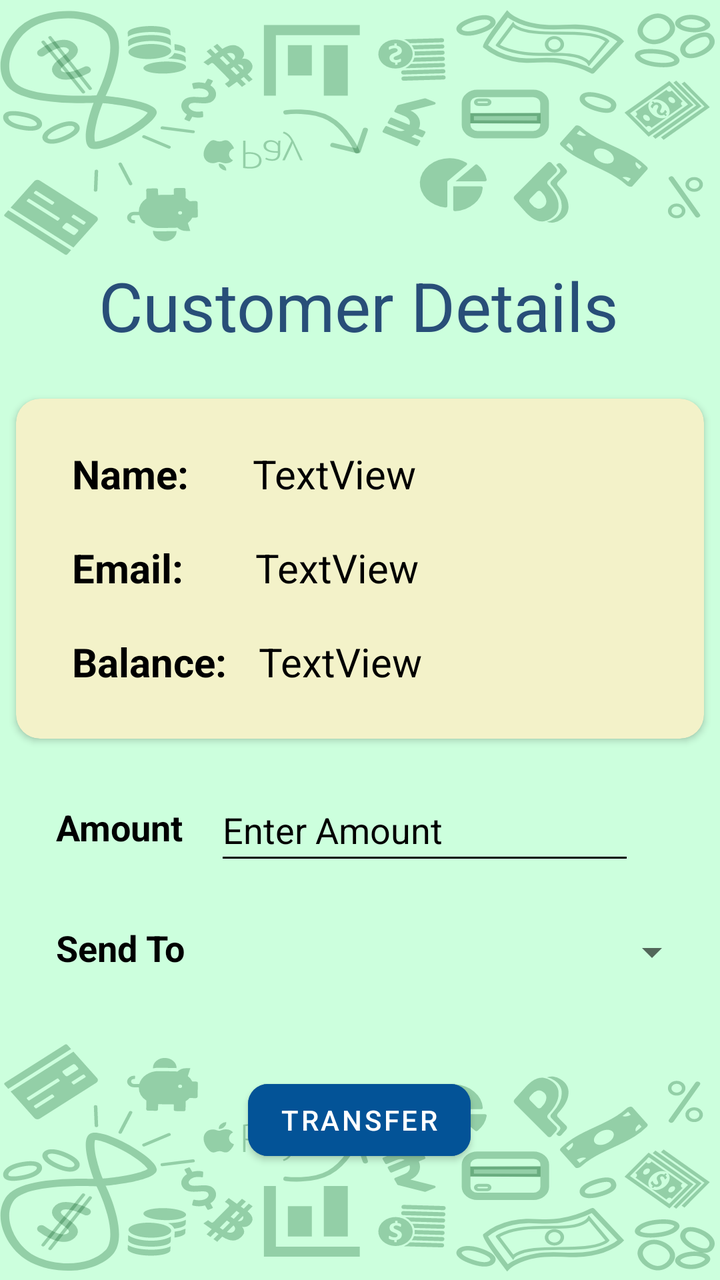
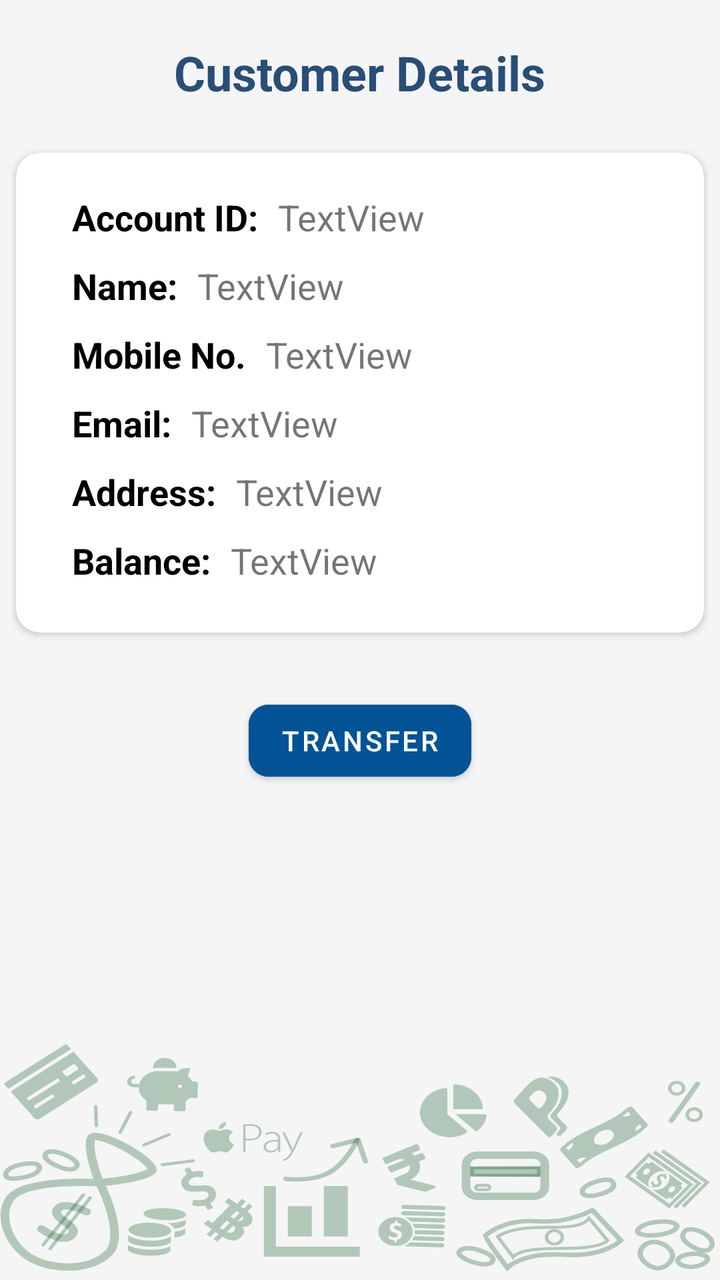

Screens rendered from an Android XML layout before and after an edit, with the pre-edit source and the edit as a unified diff.
<!-- AndroidManifest.xml: application theme Theme.ApnaBank -->
<!-- res/layout/activity_customer_details.xml -->
<?xml version="1.0" encoding="utf-8"?>
<androidx.constraintlayout.widget.ConstraintLayout xmlns:android="http://schemas.android.com/apk/res/android"
    xmlns:app="http://schemas.android.com/apk/res-auto"
    xmlns:tools="http://schemas.android.com/tools"
    android:layout_width="match_parent"
    android:layout_height="match_parent"
    android:background="@drawable/bg_customer_info"
    tools:context=".CustomerDetails">

    <Spinner
        android:id="@+id/spinner"
        android:layout_width="267dp"
        android:layout_height="35dp"
        android:layout_marginEnd="20dp"
        android:textColor="@color/black"
        android:layout_marginLeft="10dp"
        android:layout_marginTop="10dp"
        app:layout_constraintBottom_toTopOf="@+id/tranferButton"
        app:layout_constraintEnd_toEndOf="parent"
        app:layout_constraintStart_toEndOf="@+id/textView13"
        app:layout_constraintTop_toBottomOf="@+id/enterAmount"
        app:layout_constraintVertical_bias="0.213"
        tools:ignore="SpeakableTextPresentCheck,TouchTargetSizeCheck" />

    <androidx.cardview.widget.CardView

        android:id="@+id/cardView"
        android:layout_width="match_parent"
        android:layout_height="170dp"
        android:layout_marginStart="8dp"
        android:layout_marginTop="24dp"
        android:layout_marginEnd="8dp"
        app:cardBackgroundColor="#F3F2C9"
        app:cardCornerRadius="@dimen/cardViewPadding"
        app:layout_constraintEnd_toEndOf="parent"
        app:layout_constraintHorizontal_bias="1.0"
        app:layout_constraintStart_toStartOf="parent"
        app:layout_constraintTop_toBottomOf="@+id/textView14">

        <androidx.constraintlayout.widget.ConstraintLayout
            android:layout_width="match_parent"
            android:layout_height="match_parent">

            <TextView
                android:id="@+id/textView2"
                android:layout_width="wrap_content"
                android:layout_height="wrap_content"
                android:layout_marginStart="28dp"
                android:layout_marginTop="24dp"
                android:textColor="@color/black"
                android:text="@string/name"
                android:textSize="20sp"
                android:textStyle="bold"
                app:layout_constraintStart_toStartOf="parent"
                app:layout_constraintTop_toTopOf="parent" />

            <TextView
                android:id="@+id/textView4"
                android:layout_width="wrap_content"
                android:textColor="@color/black"
                android:layout_height="wrap_content"
                android:layout_marginStart="28dp"
                android:layout_marginTop="20dp"
                android:text="@string/email"
                android:textSize="20sp"
                android:textStyle="bold"
                app:layout_constraintStart_toStartOf="parent"
                app:layout_constraintTop_toBottomOf="@+id/textView2" />

            <TextView
                android:id="@+id/textView6"
                android:layout_width="wrap_content"
                android:layout_height="wrap_content"
                android:textColor="@color/black"
                android:layout_marginStart="28dp"
                android:layout_marginTop="20dp"
                android:text="@string/balance"
                android:textSize="20sp"
                android:textStyle="bold"
                app:layout_constraintBottom_toBottomOf="parent"
                app:layout_constraintStart_toStartOf="parent"
                app:layout_constraintTop_toBottomOf="@+id/textView4"
                app:layout_constraintVertical_bias="0.0" />

            <TextView
                android:id="@+id/details_name"
                android:layout_width="wrap_content"
                android:textColor="@color/black"
                android:layout_height="wrap_content"
                android:layout_marginStart="32dp"
                android:layout_marginTop="24dp"
                android:text="TextView"
                android:textSize="20sp"
                app:layout_constraintStart_toEndOf="@+id/textView2"
                app:layout_constraintTop_toTopOf="parent" />

            <TextView
                android:id="@+id/details_email"
                android:layout_width="wrap_content"
                android:layout_height="wrap_content"
                android:layout_marginStart="36dp"
                android:textColor="@color/black"
                android:layout_marginTop="20dp"
                android:text="TextView"
                android:textSize="20sp"
                app:layout_constraintStart_toEndOf="@+id/textView4"
                app:layout_constraintTop_toBottomOf="@+id/details_name" />

            <TextView
                android:id="@+id/details_balance"
                android:layout_width="wrap_content"
                android:layout_height="wrap_content"
                android:layout_marginStart="16dp"
                android:textColor="@color/black"
                android:layout_marginTop="20dp"
                android:text="TextView"
                android:textSize="20sp"
                app:layout_constraintStart_toEndOf="@+id/textView6"
                app:layout_constraintTop_toBottomOf="@+id/details_email" />

        </androidx.constraintlayout.widget.ConstraintLayout>
    </androidx.cardview.widget.CardView>

    <Button
        android:id="@+id/tranferButton"
        android:layout_width="wrap_content"
        android:layout_height="wrap_content"
        android:layout_marginTop="50dp"
        android:text="@string/transfer"
        app:cornerRadius="10dp"
        android:textColor="@color/white"
        android:backgroundTint="#035397"
        app:layout_constraintEnd_toEndOf="parent"
        app:layout_constraintHorizontal_bias="0.498"
        app:layout_constraintStart_toStartOf="parent"
        app:layout_constraintTop_toBottomOf="@+id/textView13"
        app:rippleColor="#000000" />

    <TextView
        android:id="@+id/textView12"
        android:layout_width="wrap_content"
        android:layout_height="wrap_content"
        android:layout_marginStart="28dp"
        android:layout_marginTop="32dp"
        android:text="@string/amount"
        android:textSize="18sp"
        android:textColor="@color/black"
        android:textStyle="bold"
        app:layout_constraintStart_toStartOf="parent"
        app:layout_constraintTop_toBottomOf="@+id/cardView" />

    <TextView
        android:id="@+id/textView13"
        android:layout_width="wrap_content"
        android:layout_height="wrap_content"
        android:layout_marginStart="28dp"
        android:layout_marginTop="36dp"
        android:textColor="@color/black"
        android:text="@string/send_to"
        android:textSize="18sp"
        android:textStyle="bold"
        app:layout_constraintStart_toStartOf="parent"
        app:layout_constraintTop_toBottomOf="@+id/textView12" />

    <TextView
        android:id="@+id/textView14"
        style="@style/textViewStyle"
        android:textColor="#284E78"
        android:layout_marginTop="130dp"
        android:text="@string/customer_details"
        app:layout_constraintEnd_toEndOf="parent"
        app:layout_constraintHorizontal_bias="0.496"
        app:layout_constraintStart_toStartOf="parent"
        app:layout_constraintTop_toTopOf="parent" />

    <EditText
        android:id="@+id/enterAmount"
        android:layout_width="wrap_content"
        android:layout_height="wrap_content"
        android:layout_marginTop="20dp"
        android:ems="10"
        android:textColor="@color/black"
        android:backgroundTint="@color/black"
        android:textColorHint="@color/black"
        android:hint="@string/enter_amount"
        android:inputType="number"
        android:minHeight="48dp"
        app:layout_constraintEnd_toEndOf="parent"
        app:layout_constraintHorizontal_bias="0.266"
        app:layout_constraintStart_toEndOf="@+id/textView12"
        app:layout_constraintTop_toBottomOf="@+id/cardView" />

</androidx.constraintlayout.widget.ConstraintLayout>
<!-- resources referenced by this layout -->
<resources>
  <color name="black">#FF000000</color>
  <color name="white">#FFFFFFFF</color>
  <dimen name="cardViewPadding">12dp</dimen>
  <!-- drawable bg_customer_info: vector/xml drawable (drawable, 73072 chars, omitted) -->
  <string name="amount">Amount</string>
  <string name="balance">Balance:</string>
  <string name="customer_details">Customer Details</string>
  <string name="email">Email: </string>
  <string name="enter_amount">Enter Amount</string>
  <string name="name">Name: </string>
  <string name="send_to">Send To</string>
  <string name="transfer">Transfer</string>
  <style name="textViewStyle">
          <item name="android:layout_width">wrap_content</item>
          <item name="android:layout_height">wrap_content</item>
          <item name="android:layout_marginTop">32dp</item>
          <item name="android:textSize">34sp</item>
      </style>
  <style name="Theme.ApnaBank" parent="Theme.MaterialComponents.DayNight.DarkActionBar">
          
          <item name="colorPrimary">@color/purple_500</item>
          <item name="colorPrimaryVariant">@color/purple_700</item>
          <item name="colorOnPrimary">@color/white</item>
          
          <item name="colorSecondary">@color/teal_200</item>
          <item name="colorSecondaryVariant">@color/teal_700</item>
          <item name="colorOnSecondary">@color/black</item>
          
          <item name="android:statusBarColor" tools:targetApi="l">?attr/colorPrimaryVariant</item>
          
      </style>
  <color name="purple_500">#FF6200EE</color>
  <color name="purple_700">#FF3700B3</color>
  <color name="teal_200">#FF03DAC5</color>
  <color name="teal_700">#FF018786</color>
</resources>

<!-- the commit's change to res/layout/activity_customer_details.xml (unified diff, before → after) -->
@@ -5,32 +5,17 @@
     android:layout_width="match_parent"
     android:layout_height="match_parent"
     android:background="@drawable/bg_customer_info"
-    tools:context=".CustomerDetails">
-
-    <Spinner
-        android:id="@+id/spinner"
-        android:layout_width="267dp"
-        android:layout_height="35dp"
-        android:layout_marginEnd="20dp"
-        android:textColor="@color/black"
-        android:layout_marginLeft="10dp"
-        android:layout_marginTop="10dp"
-        app:layout_constraintBottom_toTopOf="@+id/tranferButton"
-        app:layout_constraintEnd_toEndOf="parent"
-        app:layout_constraintStart_toEndOf="@+id/textView13"
-        app:layout_constraintTop_toBottomOf="@+id/enterAmount"
-        app:layout_constraintVertical_bias="0.213"
-        tools:ignore="SpeakableTextPresentCheck,TouchTargetSizeCheck" />
+    tools:context=".CustomerDetailsActivity">
 
     <androidx.cardview.widget.CardView
 
         android:id="@+id/cardView"
         android:layout_width="match_parent"
-        android:layout_height="170dp"
+        android:layout_height="wrap_content"
         android:layout_marginStart="8dp"
         android:layout_marginTop="24dp"
         android:layout_marginEnd="8dp"
-        app:cardBackgroundColor="#F3F2C9"
+        app:cardBackgroundColor="#FFFFFF"
         app:cardCornerRadius="@dimen/cardViewPadding"
         app:layout_constraintEnd_toEndOf="parent"
         app:layout_constraintHorizontal_bias="1.0"
@@ -42,152 +27,182 @@
             android:layout_height="match_parent">
 
             <TextView
+                android:id="@+id/textView"
+                android:layout_width="wrap_content"
+                android:layout_height="wrap_content"
+                android:layout_marginStart="28dp"
+                android:layout_marginTop="20dp"
+                android:text="Account ID:"
+                android:textColor="@color/black"
+                android:textSize="18sp"
+                android:textStyle="bold"
+                app:layout_constraintStart_toStartOf="parent"
+                app:layout_constraintTop_toTopOf="parent" />
+
+            <TextView
                 android:id="@+id/textView2"
                 android:layout_width="wrap_content"
                 android:layout_height="wrap_content"
                 android:layout_marginStart="28dp"
-                android:layout_marginTop="24dp"
-                android:textColor="@color/black"
+                android:layout_marginTop="10dp"
                 android:text="@string/name"
-                android:textSize="20sp"
-                android:textStyle="bold"
-                app:layout_constraintStart_toStartOf="parent"
+                android:textColor="@color/black"
+                android:textSize="18sp"
+                android:textStyle="bold"
+                app:layout_constraintStart_toStartOf="parent"
+                app:layout_constraintTop_toBottomOf="@id/textView" />
+
+            <TextView
+                android:id="@+id/textView3"
+                android:layout_width="wrap_content"
+                android:layout_height="wrap_content"
+                android:layout_marginStart="28dp"
+                android:layout_marginTop="10dp"
+                android:text="Mobile No."
+                android:textColor="@color/black"
+                android:textSize="18sp"
+                android:textStyle="bold"
+                app:layout_constraintStart_toStartOf="parent"
+                app:layout_constraintTop_toBottomOf="@id/textView2" />
+
+            <TextView
+                android:id="@+id/textView4"
+                android:layout_width="wrap_content"
+                android:layout_height="wrap_content"
+                android:layout_marginStart="28dp"
+                android:layout_marginTop="10dp"
+                android:text="@string/email"
+                android:textColor="@color/black"
+                android:textSize="18sp"
+                android:textStyle="bold"
+                app:layout_constraintStart_toStartOf="parent"
+                app:layout_constraintTop_toBottomOf="@+id/textView3" />
+
+            <TextView
+                android:id="@+id/textView5"
+                android:layout_width="wrap_content"
+                android:layout_height="wrap_content"
+                android:layout_marginStart="28dp"
+                android:layout_marginTop="10dp"
+                android:text="Address:"
+                android:textColor="@color/black"
+                android:textSize="18sp"
+                android:textStyle="bold"
+                app:layout_constraintStart_toStartOf="parent"
+                app:layout_constraintTop_toBottomOf="@+id/textView4" />
+
+            <TextView
+                android:id="@+id/textView6"
+                android:layout_width="wrap_content"
+                android:layout_height="wrap_content"
+                android:layout_marginStart="28dp"
+                android:layout_marginTop="10dp"
+                android:layout_marginBottom="24dp"
+                android:text="@string/balance"
+                android:textColor="@color/black"
+                android:textSize="18sp"
+                android:textStyle="bold"
+                app:layout_constraintBottom_toBottomOf="parent"
+                app:layout_constraintStart_toStartOf="parent"
+                app:layout_constraintTop_toBottomOf="@+id/textView5"
+                app:layout_constraintVertical_bias="0.0" />
+
+            <TextView
+                android:id="@+id/details_account"
+                android:layout_width="wrap_content"
+                android:layout_height="wrap_content"
+                android:layout_marginStart="10dp"
+                android:layout_marginTop="20dp"
+                android:text="TextView"
+                android:textSize="18sp"
+                app:layout_constraintStart_toEndOf="@+id/textView"
                 app:layout_constraintTop_toTopOf="parent" />
 
             <TextView
-                android:id="@+id/textView4"
-                android:layout_width="wrap_content"
-                android:textColor="@color/black"
-                android:layout_height="wrap_content"
-                android:layout_marginStart="28dp"
-                android:layout_marginTop="20dp"
-                android:text="@string/email"
-                android:textSize="20sp"
-                android:textStyle="bold"
-                app:layout_constraintStart_toStartOf="parent"
-                app:layout_constraintTop_toBottomOf="@+id/textView2" />
-
-            <TextView
-                android:id="@+id/textView6"
-                android:layout_width="wrap_content"
-                android:layout_height="wrap_content"
-                android:textColor="@color/black"
-                android:layout_marginStart="28dp"
-                android:layout_marginTop="20dp"
-                android:text="@string/balance"
-                android:textSize="20sp"
-                android:textStyle="bold"
-                app:layout_constraintBottom_toBottomOf="parent"
-                app:layout_constraintStart_toStartOf="parent"
-                app:layout_constraintTop_toBottomOf="@+id/textView4"
-                app:layout_constraintVertical_bias="0.0" />
-
-            <TextView
                 android:id="@+id/details_name"
                 android:layout_width="wrap_content"
-                android:textColor="@color/black"
-                android:layout_height="wrap_content"
-                android:layout_marginStart="32dp"
-                android:layout_marginTop="24dp"
-                android:text="TextView"
-                android:textSize="20sp"
+                android:layout_height="wrap_content"
+                android:layout_marginStart="10dp"
+                android:layout_marginTop="10dp"
+                android:text="TextView"
+                android:textSize="18sp"
                 app:layout_constraintStart_toEndOf="@+id/textView2"
-                app:layout_constraintTop_toTopOf="parent" />
+                app:layout_constraintTop_toBottomOf="@+id/details_account" />
+
+            <TextView
+                android:id="@+id/details_mobile"
+                android:layout_width="wrap_content"
+                android:layout_height="wrap_content"
+                android:layout_marginStart="10dp"
+                android:layout_marginTop="10dp"
+                android:text="TextView"
+                android:textSize="18sp"
+                app:layout_constraintStart_toEndOf="@+id/textView3"
+                app:layout_constraintTop_toBottomOf="@+id/details_name" />
 
             <TextView
                 android:id="@+id/details_email"
-                android:layout_width="wrap_content"
-                android:layout_height="wrap_content"
-                android:layout_marginStart="36dp"
-                android:textColor="@color/black"
-                android:layout_marginTop="20dp"
-                android:text="TextView"
-                android:textSize="20sp"
+                android:layout_width="0dp"
+                android:layout_height="wrap_content"
+                android:layout_marginStart="10dp"
+                android:layout_marginTop="10dp"
+                android:text="TextView"
+                android:textSize="18sp"
                 app:layout_constraintStart_toEndOf="@+id/textView4"
-                app:layout_constraintTop_toBottomOf="@+id/details_name" />
+                app:layout_constraintTop_toBottomOf="@+id/details_mobile"
+                />
+
+            <TextView
+                android:id="@+id/details_address"
+                android:layout_width="wrap_content"
+                android:layout_height="wrap_content"
+                android:layout_marginStart="10dp"
+                android:layout_marginTop="10dp"
+                android:text="TextView"
+                android:textSize="18sp"
+                app:layout_constraintStart_toEndOf="@+id/textView5"
+                app:layout_constraintTop_toBottomOf="@+id/details_email" />
 
             <TextView
                 android:id="@+id/details_balance"
                 android:layout_width="wrap_content"
                 android:layout_height="wrap_content"
-                android:layout_marginStart="16dp"
-                android:textColor="@color/black"
-                android:layout_marginTop="20dp"
-                android:text="TextView"
-                android:textSize="20sp"
+                android:layout_marginStart="10dp"
+                android:layout_marginTop="10dp"
+                android:layout_marginBottom="24dp"
+                android:text="TextView"
+                android:textSize="18sp"
                 app:layout_constraintStart_toEndOf="@+id/textView6"
-                app:layout_constraintTop_toBottomOf="@+id/details_email" />
+                app:layout_constraintTop_toBottomOf="@+id/details_address"
+                app:layout_constraintBottom_toBottomOf="parent"/>
 
         </androidx.constraintlayout.widget.ConstraintLayout>
     </androidx.cardview.widget.CardView>
 
     <Button
-        android:id="@+id/tranferButton"
+        android:id="@+id/transferButton"
         android:layout_width="wrap_content"
         android:layout_height="wrap_content"
-        android:layout_marginTop="50dp"
+        android:layout_marginTop="30dp"
+        android:backgroundTint="#035397"
         android:text="@string/transfer"
+        android:textColor="@color/white"
         app:cornerRadius="10dp"
-        android:textColor="@color/white"
-        android:backgroundTint="#035397"
         app:layout_constraintEnd_toEndOf="parent"
-        app:layout_constraintHorizontal_bias="0.498"
         app:layout_constraintStart_toStartOf="parent"
-        app:layout_constraintTop_toBottomOf="@+id/textView13"
-        app:rippleColor="#000000" />
-
-    <TextView
-        android:id="@+id/textView12"
-        android:layout_width="wrap_content"
-        android:layout_height="wrap_content"
-        android:layout_marginStart="28dp"
-        android:layout_marginTop="32dp"
-        android:text="@string/amount"
-        android:textSize="18sp"
-        android:textColor="@color/black"
-        android:textStyle="bold"
-        app:layout_constraintStart_toStartOf="parent"
-        app:layout_constraintTop_toBottomOf="@+id/cardView" />
-
-    <TextView
-        android:id="@+id/textView13"
-        android:layout_width="wrap_content"
-        android:layout_height="wrap_content"
-        android:layout_marginStart="28dp"
-        android:layout_marginTop="36dp"
-        android:textColor="@color/black"
-        android:text="@string/send_to"
-        android:textSize="18sp"
-        android:textStyle="bold"
-        app:layout_constraintStart_toStartOf="parent"
-        app:layout_constraintTop_toBottomOf="@+id/textView12" />
+        app:layout_constraintTop_toBottomOf="@+id/cardView"
+        app:rippleColor="#000000"
+        tools:layout_editor_absoluteY="479dp" />
 
     <TextView
         android:id="@+id/textView14"
         style="@style/textViewStyle"
+        android:layout_marginTop="20dp"
+        android:text="@string/customer_details"
+        android:textStyle="bold"
         android:textColor="#284E78"
-        android:layout_marginTop="130dp"
-        android:text="@string/customer_details"
         app:layout_constraintEnd_toEndOf="parent"
-        app:layout_constraintHorizontal_bias="0.496"
         app:layout_constraintStart_toStartOf="parent"
         app:layout_constraintTop_toTopOf="parent" />
 
-    <EditText
-        android:id="@+id/enterAmount"
-        android:layout_width="wrap_content"
-        android:layout_height="wrap_content"
-        android:layout_marginTop="20dp"
-        android:ems="10"
-        android:textColor="@color/black"
-        android:backgroundTint="@color/black"
-        android:textColorHint="@color/black"
-        android:hint="@string/enter_amount"
-        android:inputType="number"
-        android:minHeight="48dp"
-        app:layout_constraintEnd_toEndOf="parent"
-        app:layout_constraintHorizontal_bias="0.266"
-        app:layout_constraintStart_toEndOf="@+id/textView12"
-        app:layout_constraintTop_toBottomOf="@+id/cardView" />
-
 </androidx.constraintlayout.widget.ConstraintLayout>
<!-- resource entries referenced after the edit -->
@@ -1,28 +1,25 @@
 <!-- resources referenced by this layout -->
 <resources>
-  <color name="black">#FF000000</color>
-  <color name="white">#FFFFFFFF</color>
+  <color name="black">#000000</color>
+  <color name="white">#FFFFFF</color>
   <dimen name="cardViewPadding">12dp</dimen>
-  <!-- drawable bg_customer_info: vector/xml drawable (drawable, 73072 chars, omitted) -->
-  <string name="amount">Amount</string>
+  <!-- drawable bg_customer_info: vector/xml drawable (drawable, 36850 chars, omitted) -->
   <string name="balance">Balance:</string>
   <string name="customer_details">Customer Details</string>
   <string name="email">Email: </string>
-  <string name="enter_amount">Enter Amount</string>
   <string name="name">Name: </string>
-  <string name="send_to">Send To</string>
   <string name="transfer">Transfer</string>
   <style name="textViewStyle">
           <item name="android:layout_width">wrap_content</item>
           <item name="android:layout_height">wrap_content</item>
           <item name="android:layout_marginTop">32dp</item>
-          <item name="android:textSize">34sp</item>
+          <item name="android:textSize">24sp</item>
       </style>
   <style name="Theme.ApnaBank" parent="Theme.MaterialComponents.DayNight.DarkActionBar">
           
           <item name="colorPrimary">@color/purple_500</item>
           <item name="colorPrimaryVariant">@color/purple_700</item>
-          <item name="colorOnPrimary">@color/white</item>
+          <item name="colorOnPrimary">@color/black</item>
           
           <item name="colorSecondary">@color/teal_200</item>
           <item name="colorSecondaryVariant">@color/teal_700</item>
@@ -32,8 +29,8 @@
           
       </style>
   <color name="purple_500">#FF6200EE</color>
-  <color name="purple_700">#FF3700B3</color>
-  <color name="teal_200">#FF03DAC5</color>
+  <color name="purple_700">#3700B3</color>
+  <color name="teal_200">#03DAC5</color>
   <color name="teal_700">#FF018786</color>
 </resources>
 
